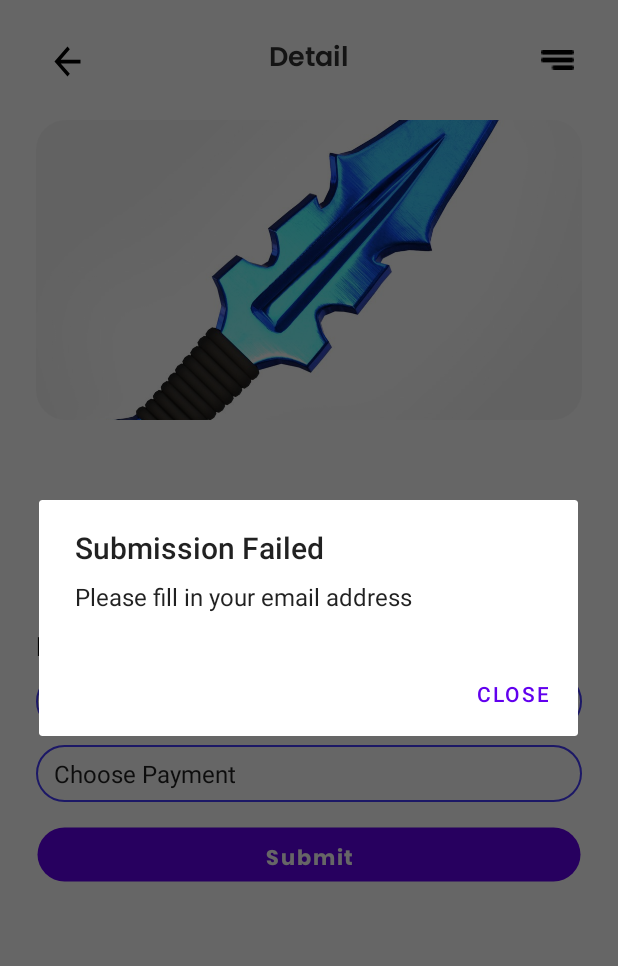
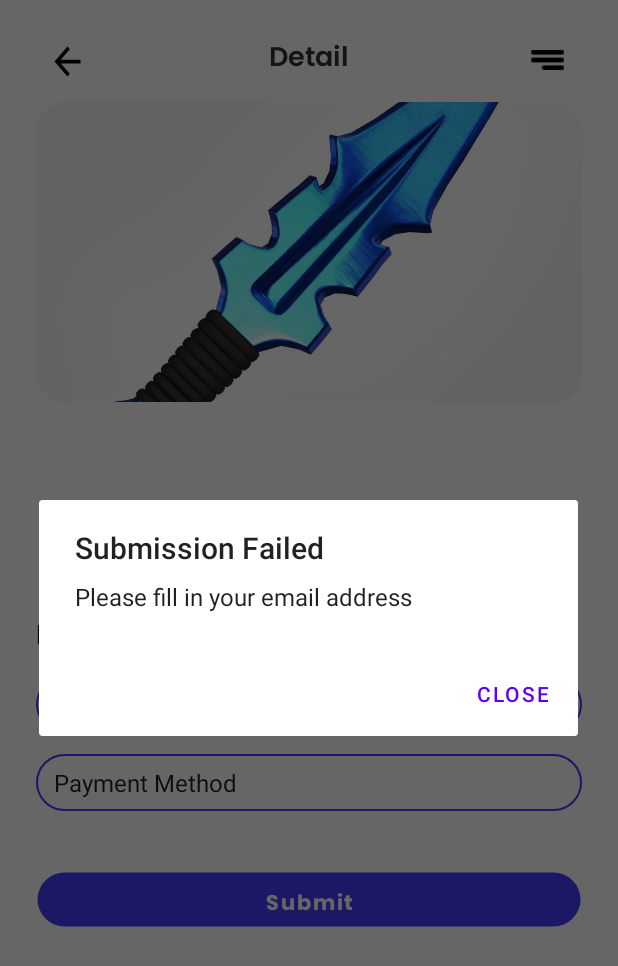
Before and after one commit to jasonchrism/AXForAsset, an Android app: the PageDetail screen opened directly, with no data from a screen before it, after a tap on "Submit", on a phone screen of 412 x 824 dp. Shown: the top 966 px of the screen. Run offline under Robolectric (Android 15) with nearby library versions, the light colour scheme and no system bars; libraries missing offline, so code that uses them is left out: com.makeramen.roundedimageview.

Commit message:
fix: bug

```diff
--- a/app/src/main/java/com/example/axforasset/HomeActivity.java
+++ b/app/src/main/java/com/example/axforasset/HomeActivity.java
@@ -66,7 +66,7 @@ public class HomeActivity extends AppCompatActivity {
             public void onPageSelected(int position) {
                 super.onPageSelected(position);
                 sliderHandler.removeCallbacks(sliderRunnable);
-                sliderHandler.postDelayed(sliderRunnable, 3000);
+                sliderHandler.postDelayed(sliderRunnable, 2000);
             }
         });
 
--- a/app/src/main/java/com/example/axforasset/PageDetail.java
+++ b/app/src/main/java/com/example/axforasset/PageDetail.java
@@ -4,11 +4,13 @@ import androidx.annotation.NonNull;
 import androidx.appcompat.app.AlertDialog;
 import androidx.appcompat.app.AppCompatActivity;
 import androidx.appcompat.widget.Toolbar;
+import androidx.core.content.ContextCompat;
 
 import android.content.DialogInterface;
 import android.content.Intent;
 import android.graphics.pdf.PdfDocument;
 import android.os.Bundle;
+import android.os.Handler;
 import android.view.Menu;
 import android.view.MenuInflater;
 import android.view.MenuItem;
@@ -22,6 +24,8 @@ import android.widget.TextView;
 
 public class PageDetail extends AppCompatActivity {
 
+    String username;
+    boolean state = false;
     @Override
     protected void onCreate(Bundle savedInstanceState) {
         super.onCreate(savedInstanceState);
@@ -29,6 +33,10 @@ public class PageDetail extends AppCompatActivity {
 
         Toolbar toolbar = findViewById(R.id.toolbar);
         setSupportActionBar(toolbar);
+
+        Intent i = getIntent();
+        username = i.getStringExtra("username");
+        System.out.println(username);
 
         // set the value
         Intent iDetail = getIntent();
@@ -61,7 +69,9 @@ public class PageDetail extends AppCompatActivity {
         backBtn.setOnClickListener(new View.OnClickListener() {
             @Override
             public void onClick(View v) {
-                finish();
+                Intent iHome = new Intent(PageDetail.this, HomeActivity.class);
+                iHome.putExtra("username", username);
+                startActivity(iHome);
             }
         });
 
@@ -83,22 +93,38 @@ public class PageDetail extends AppCompatActivity {
         submitButton.setOnClickListener(new View.OnClickListener() {
             @Override
             public void onClick(View v) {
+                submitButton.setBackgroundTintList(ContextCompat.getColorStateList(getApplicationContext(), R.color.btn_clicked));
+
+                // Revert to the original color after a delay (e.g., 1 second)
+                new Handler().postDelayed(new Runnable() {
+                    @Override
+                    public void run() {
+                        // Change back to the original color
+                        submitButton.setBackgroundTintList(ContextCompat.getColorStateList(getApplicationContext(), R.color.primary));
+                    }
+                }, 1000);
                 // Ambil nama dari EditText
                 String name = editTextName.getText().toString();
                 AlertDialog.Builder builder = new AlertDialog.Builder(PageDetail.this);
                 if (name.isEmpty()) {
                     builder.setTitle("Submission Failed");
                     builder.setMessage("Please fill in your email address");
-                } else if (paymentMethodSpinner.getSelectedItem().toString().equals("Choose Payment")) {
+                } else if (paymentMethodSpinner.getSelectedItem().toString().equals("Payment Method")) {
                     builder.setTitle("Submission Failed");
-                    builder.setMessage("Please choose your payment method");
+                    builder.setMessage("Please choose payment method");
                 } else {
+                    state = true;
                     builder.setTitle("Submission Success");
                     builder.setMessage("A confirmation email has been sent to your provided email address. Please check your inbox");
                 }
+                Intent iHome = new Intent(PageDetail.this, HomeActivity.class);
+                iHome.putExtra("username", username);
                 builder.setPositiveButton("CLOSE", new DialogInterface.OnClickListener() {
                     @Override
                     public void onClick(DialogInterface dialog, int which) {
+                        if(state){
+                            startActivity(iHome);
+                        }
                         dialog.dismiss();
                     }
                 });
@@ -121,11 +147,13 @@ public class PageDetail extends AppCompatActivity {
         switch (item.getItemId()) {
             case R.id.home:
                 Intent iHome = new Intent(PageDetail.this, HomeActivity.class);
+                iHome.putExtra("username", username);
                 startActivity(iHome);
                 break;
 
             case R.id.profile:
                 Intent iProfile = new Intent(PageDetail.this, ProfileActivity.class);
+                iProfile.putExtra("username", username);
                 startActivity(iProfile);
                 break;
 
--- /dev/null
+++ b/app/src/main/res/drawable/button_text_color.xml
@@ -0,0 +1,6 @@
+<?xml version="1.0" encoding="utf-8"?>
+<selector xmlns:android="http://schemas.android.com/apk/res/android">
+    <item android:state_pressed="true" android:color="@color/white" />
+    <item android:state_enabled="true" android:color="@color/white" />
+    <item android:state_enabled="false" android:color="@color/white" />
+</selector>
--- a/app/src/main/res/layout/activity_login.xml
+++ b/app/src/main/res/layout/activity_login.xml
@@ -18,14 +18,15 @@
         android:layout_marginLeft="26dp"
         android:fontFamily="@font/poppins_bold"
         android:text="Login"
-        android:textColor="@color/black" />
+        android:textColor="@color/black"
+        android:textSize="24sp" />
 
     <TextView
         android:layout_width="match_parent"
         android:layout_height="wrap_content"
         android:text="Login to continue using the app"
         android:layout_marginLeft="26dp"
-        android:textSize="10sp"
+        android:textSize="16sp"
         android:textColor="@color/textgray"
         android:fontFamily="@font/poppins_semibold" />
 
@@ -47,7 +48,10 @@
         android:fontFamily="@font/poppins"
         android:paddingLeft="14dp"
         android:background="@drawable/edit_text_border"
-        android:inputType="text"/>
+        android:inputType="text"
+        android:hint="Your username"
+        android:textColorHint="@color/textgray"
+        android:textSize="14sp"/>
 
     <TextView
         android:id="@+id/tvUsernameError"
@@ -79,7 +83,10 @@
         android:paddingLeft="14dp"
         android:background="@drawable/edit_text_border"
         android:fontFamily="@font/poppins"
-        android:inputType="textPassword"/>
+        android:inputType="textPassword"
+        android:hint="Your password"
+        android:textColorHint="@color/textgray"
+        android:textSize="14sp"/>
 
     <TextView
         android:id="@+id/tvPasswordError"
--- a/app/src/main/res/layout/activity_page_detail.xml
+++ b/app/src/main/res/layout/activity_page_detail.xml
@@ -1,5 +1,5 @@
 <?xml version="1.0" encoding="utf-8"?>
-<androidx.constraintlayout.widget.ConstraintLayout
+<RelativeLayout
     xmlns:android="http://schemas.android.com/apk/res/android"
     xmlns:app="http://schemas.android.com/apk/res-auto"
     xmlns:tools="http://schemas.android.com/tools"
@@ -10,16 +10,14 @@
     <!-- Header Layout -->
     <RelativeLayout
         android:id="@+id/rlHeader"
-        android:layout_width="0dp"
-        android:layout_height="80dp"
-        app:layout_constraintStart_toStartOf="parent"
-        app:layout_constraintEnd_toEndOf="parent"
-        app:layout_constraintTop_toTopOf="parent" >
+        android:layout_width="match_parent"
+        android:layout_height="80dp">
 
         <Button
             android:id="@+id/backBtn"
             android:layout_width="wrap_content"
             android:layout_height="wrap_content"
+            android:layout_alignParentStart="true"
             android:layout_marginLeft="16dp"
             android:layout_marginTop="16dp"
             android:background="@android:color/transparent"
@@ -36,38 +34,35 @@
             android:fontFamily="@font/poppins_semibold" />
     </RelativeLayout>
 
+    <!-- Toolbar -->
     <androidx.appcompat.widget.Toolbar
         android:id="@+id/toolbar"
-        android:layout_width="wrap_content"
+        android:layout_width="50dp"
         android:layout_height="wrap_content"
-        app:titleTextColor="@color/transparent"
-        android:background="@color/transparent"
+        android:layout_alignParentRight="true"
+        android:layout_marginRight="30dp"
+        android:layout_marginTop="12dp"
         android:theme="@style/ThemeOverlay.AppCompat.Dark.ActionBar"
-        app:popupTheme="@style/ThemeOverlay.AppCompat.Light"
-        app:layout_constraintTop_toTopOf="parent"
-        app:layout_constraintEnd_toEndOf="parent"
-        android:layout_marginHorizontal="16dp"
-        android:layout_marginTop="12dp" />
+        app:popupTheme="@style/ThemeOverlay.AppCompat.Light" />
 
     <!-- Image of the Product -->
     <ImageView
         android:id="@+id/productImage"
-        android:layout_width="0dp"
+        android:layout_width="match_parent"
         android:layout_height="200dp"
+        android:layout_below="@id/toolbar"
         android:layout_marginHorizontal="24dp"
         android:scaleType="centerCrop"
         android:src="@drawable/kunai"
         android:background="@drawable/image_detail_rounded"
-        android:clipToOutline="true"
-        app:layout_constraintEnd_toEndOf="parent"
-        app:layout_constraintStart_toStartOf="parent"
-        app:layout_constraintTop_toBottomOf="@+id/rlHeader" />
+        android:clipToOutline="true" />
 
     <!-- Product Name -->
     <TextView
         android:id="@+id/productName"
         android:layout_width="wrap_content"
         android:layout_height="wrap_content"
+        android:layout_below="@id/productImage"
         android:text="Kunai Honai"
         android:textSize="18sp"
         android:textStyle="bold"
@@ -75,8 +70,6 @@
         android:layout_marginTop="24dp"
         android:layout_marginBottom="4dp"
         android:layout_marginHorizontal="24dp"
-        app:layout_constraintStart_toStartOf="parent"
-        app:layout_constraintTop_toBottomOf="@+id/productImage"
         android:fontFamily="@font/poppins_bold"/>
 
     <!-- Product Price -->
@@ -84,34 +77,32 @@
         android:id="@+id/productPrice"
         android:layout_width="wrap_content"
         android:layout_height="wrap_content"
+        android:layout_below="@id/productName"
         android:text="$100"
         android:textSize="20sp"
         android:textColor="@color/black"
         android:layout_marginHorizontal="24dp"
-        app:layout_constraintStart_toStartOf="parent"
-        app:layout_constraintTop_toBottomOf="@+id/productName"
         android:fontFamily="@font/poppins_semibold"/>
 
     <!-- Product Description -->
     <TextView
         android:id="@+id/productDescription"
-        android:layout_width="0dp"
+        android:layout_width="match_parent"
         android:layout_height="wrap_content"
+        android:layout_below="@id/productPrice"
         android:layout_marginTop="8dp"
         android:text="Kunai sakti mata tajam biru pencabut nyawa"
         android:textSize="14sp"
         android:textColor="@color/text_gray_detail"
         android:layout_marginHorizontal="24dp"
-        app:layout_constraintEnd_toEndOf="parent"
-        app:layout_constraintStart_toStartOf="parent"
-        app:layout_constraintTop_toBottomOf="@+id/productPrice"
         android:fontFamily="@font/poppins_semibold"/>
 
     <!-- Email Headline -->
     <TextView
         android:id="@+id/EmilHeadline"
-        android:layout_width="0dp"
+        android:layout_width="match_parent"
         android:layout_height="wrap_content"
+        android:layout_below="@id/productDescription"
         android:layout_marginTop="16dp"
         android:layout_marginBottom="10dp"
         android:text="Email"
@@ -119,16 +110,14 @@
         android:textColor="@android:color/black"
         android:textStyle="bold"
         android:layout_marginHorizontal="24dp"
-        app:layout_constraintEnd_toEndOf="parent"
-        app:layout_constraintStart_toStartOf="parent"
-        app:layout_constraintTop_toBottomOf="@+id/productDescription"
         android:fontFamily="@font/poppins_semibold"/>
 
     <!-- Email Input Field -->
     <EditText
         android:id="@+id/emailInput"
-        android:layout_width="0dp"
+        android:layout_width="match_parent"
         android:layout_height="38dp"
+        android:layout_below="@id/EmilHeadline"
         android:paddingLeft="12dp"
         android:paddingTop="4dp"
         android:hint="Your Email"
@@ -136,42 +125,35 @@
         android:layout_marginHorizontal="24dp"
         android:layout_marginBottom="4dp"
         android:textSize="16sp"
-        app:layout_constraintEnd_toEndOf="parent"
-        app:layout_constraintStart_toStartOf="parent"
         android:background="@drawable/edit_text_border"
-        android:fontFamily="@font/poppins"
-        app:layout_constraintTop_toBottomOf="@+id/EmilHeadline" />
+        android:fontFamily="@font/poppins" />
 
     <!-- Payment Method Spinner -->
     <Spinner
         android:id="@+id/paymentMethodSpinner"
-        android:layout_width="0dp"
+        android:layout_width="match_parent"
         android:layout_height="38dp"
+        android:layout_below="@id/emailInput"
         android:layout_marginTop="10dp"
         android:entries="@array/payment_methods"
         android:layout_marginHorizontal="24dp"
         android:layout_marginBottom="24dp"
         android:padding="4dp"
-        app:layout_constraintEnd_toEndOf="parent"
-        app:layout_constraintStart_toStartOf="parent"
-        android:background="@drawable/edit_text_border"
-        app:layout_constraintTop_toBottomOf="@+id/emailInput" />
+        android:background="@drawable/edit_text_border" />
 
     <!-- Submit Button -->
     <Button
         android:id="@+id/submitButton"
-        android:layout_width="0dp"
+        android:layout_width="match_parent"
         android:layout_height="38dp"
+        android:layout_below="@id/paymentMethodSpinner"
         android:layout_marginTop="16dp"
         android:backgroundTint="@color/primary"
         android:text="Submit"
         android:textAllCaps="false"
-        android:textColor="@android:color/white"
+        android:textColor="@drawable/button_text_color"
         android:layout_marginHorizontal="24dp"
-        app:layout_constraintEnd_toEndOf="parent"
-        app:layout_constraintStart_toStartOf="parent"
-        app:layout_constraintTop_toBottomOf="@+id/paymentMethodSpinner"
         android:background="@drawable/button_background"
         android:fontFamily="@font/poppins_bold"/>
 
-</androidx.constraintlayout.widget.ConstraintLayout>
+</RelativeLayout>
--- a/app/src/main/res/layout/fragment_conditions.xml
+++ b/app/src/main/res/layout/fragment_conditions.xml
@@ -16,7 +16,7 @@
             android:id="@+id/text_conditions"
             android:layout_width="match_parent"
             android:layout_height="wrap_content"
-            android:text="Our mobile app allows you to browse, purchase, and download incredible 3D game assets to fuel your game development. By using the app, you agree to these conditions:
+            android:text="  Our mobile app allows you to browse, purchase, and download incredible 3D game assets to fuel your game development. By using the app, you agree to these conditions:
 Downloaded assets come with a license for use in your game projects only. Reselling or redistributing them is strictly prohibited. Each asset also has specific usage rights (commercial/non-commercial) outlined, so please ensure you follow those terms.
 We collect some user data to process transactions, personalize your experience, and improve the app. For a detailed breakdown of data collection and usage, please refer to our Privacy Policy.
 We cannot be held liable for any damages arising from your use of the app or the 3D assets within your game projects."
--- a/app/src/main/res/layout/fragment_terms.xml
+++ b/app/src/main/res/layout/fragment_terms.xml
@@ -16,7 +16,7 @@
             android:id="@+id/text_conditions"
             android:layout_width="match_parent"
             android:layout_height="wrap_content"
-            android:text="These terms govern your use of our mobile application for purchasing 3D game assets. By downloading the app, you agree to these terms. We may update them, so please check back periodically. The app allows you to browse, purchase, and download high-quality 3D assets for your game development projects. We grant you a non-exclusive license to use these assets according to the specified terms of use outlined for each asset. You may not redistribute or resell the assets without our express permission. We collect certain user data to facilitate transactions and improve your experience. Please refer to our Privacy Policy for details. We are not liable for any damages arising from your use of the app or the 3D assets."
+            android:text="  These terms govern your use of our mobile application for purchasing 3D game assets. By downloading the app, you agree to these terms. We may update them, so please check back periodically. The app allows you to browse, purchase, and download high-quality 3D assets for your game development projects. We grant you a non-exclusive license to use these assets according to the specified terms of use outlined for each asset. You may not redistribute or resell the assets without our express permission. We collect certain user data to facilitate transactions and improve your experience. Please refer to our Privacy Policy for details. We are not liable for any damages arising from your use of the app or the 3D assets."
             android:textSize="16sp"
             android:justificationMode="inter_word"/>
 
--- a/app/src/main/res/values/colors.xml
+++ b/app/src/main/res/values/colors.xml
@@ -13,4 +13,5 @@
     <color name="primary">#463CFF</color>
     <color name="red">#F70000</color>
     <color name="text_gray_detail">#797979</color>
+    <color name="btn_clicked">#3C30CC</color>
 </resources>
--- a/app/src/main/res/values/options.xml
+++ b/app/src/main/res/values/options.xml
@@ -1,9 +1,9 @@
 <?xml version="1.0" encoding="utf-8"?>
 <resources>
     <string-array name="payment_methods">
-        <item>Choose Payment</item>
-        <item>MasterCard</item>
+        <item>Payment Method</item>
         <item>Visa</item>
-        <item>PayPal</item>
+        <item>Master Card</item>
+        <item>Credit Card</item>
     </string-array>
 </resources>
```
